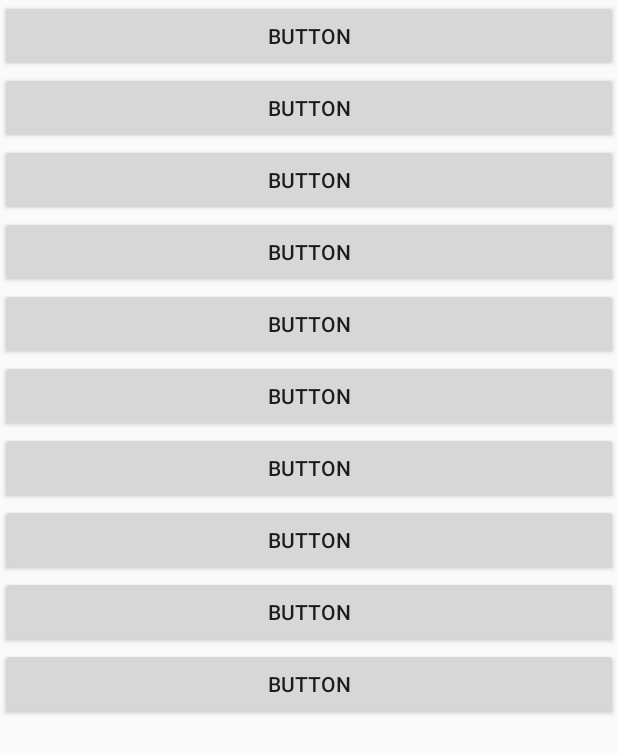
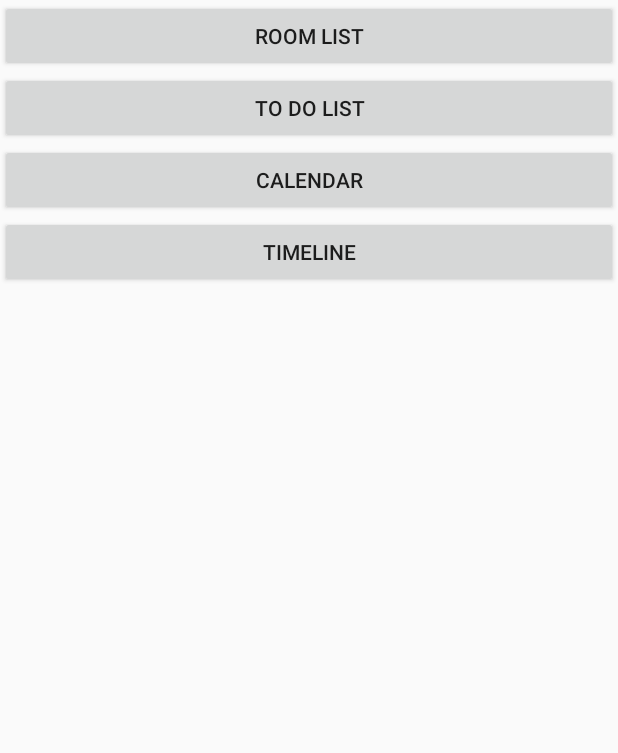
Before and after one commit to eungho77/MangkkongAndroid, an Android app: the layout menu_list.xml on its own in the app's theme, with its tools: preview values and no code run, on a phone screen of 412 x 824 dp. Shown: the top 753 px of the screen. Run offline under Robolectric (Android 15) with nearby library versions, the phone set to English and light mode, and no system bars.

Commit message:
menu_list 각 버튼 Text에 설명 추가

```diff
--- a/app/src/main/res/layout/menu_list.xml
+++ b/app/src/main/res/layout/menu_list.xml
@@ -15,70 +15,28 @@
             android:layout_width="match_parent"
             android:layout_height="0px"
             android:layout_weight="1."
-            android:text="Button" />
+            android:text="Room List" />
 
         <Button
             android:id="@+id/button2"
             android:layout_width="match_parent"
             android:layout_height="0px"
             android:layout_weight="1"
-            android:text="Button" />
+            android:text="TO DO LIST" />
 
         <Button
             android:id="@+id/button4"
             android:layout_width="match_parent"
             android:layout_height="0px"
             android:layout_weight="1"
-            android:text="Button" />
+            android:text="CALENDAR" />
 
         <Button
             android:id="@+id/button5"
             android:layout_width="match_parent"
             android:layout_height="0px"
             android:layout_weight="1"
-            android:text="Button" />
-
-        <Button
-            android:id="@+id/button6"
-            android:layout_width="match_parent"
-            android:layout_height="0px"
-            android:layout_weight="1"
-            android:text="Button" />
-
-        <Button
-            android:id="@+id/button7"
-            android:layout_width="match_parent"
-            android:layout_height="0px"
-            android:layout_weight="1"
-            android:text="Button" />
-
-        <Button
-            android:id="@+id/button8"
-            android:layout_width="match_parent"
-            android:layout_height="0px"
-            android:layout_weight="1"
-            android:text="Button" />
-
-        <Button
-            android:id="@+id/button9"
-            android:layout_width="match_parent"
-            android:layout_height="0px"
-            android:layout_weight="1"
-            android:text="Button" />
-
-        <Button
-            android:id="@+id/button10"
-            android:layout_width="match_parent"
-            android:layout_height="0px"
-            android:layout_weight="1"
-            android:text="Button" />
-
-        <Button
-            android:id="@+id/button11"
-            android:layout_width="match_parent"
-            android:layout_height="0px"
-            android:layout_weight="1"
-            android:text="Button" />
+            android:text="TIMELINE" />
 
     </LinearLayout>
 
```
